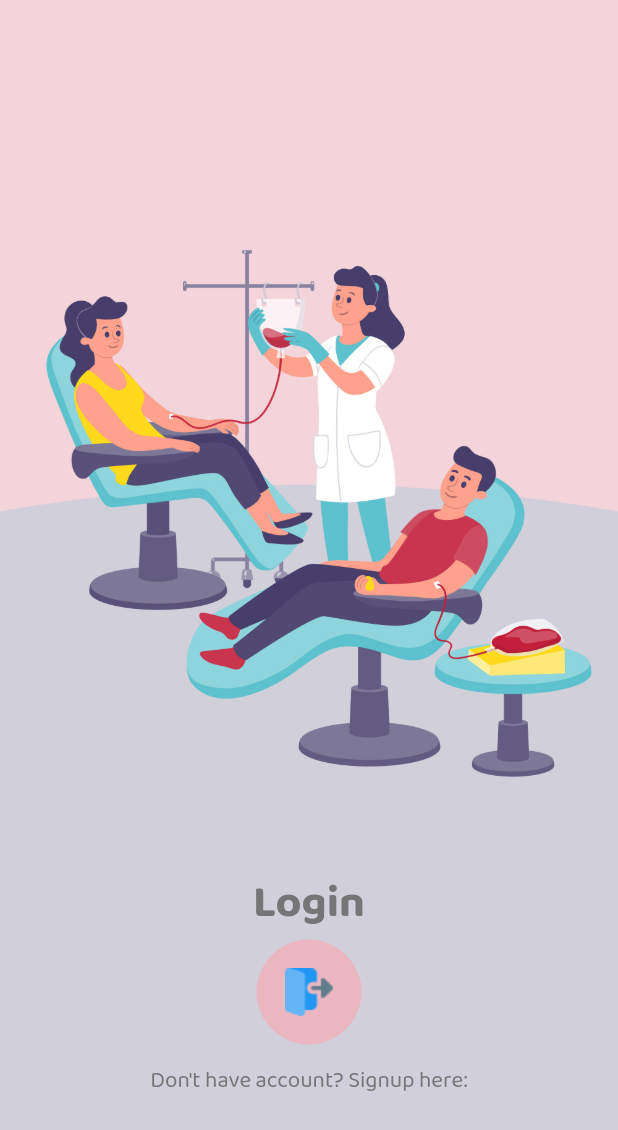
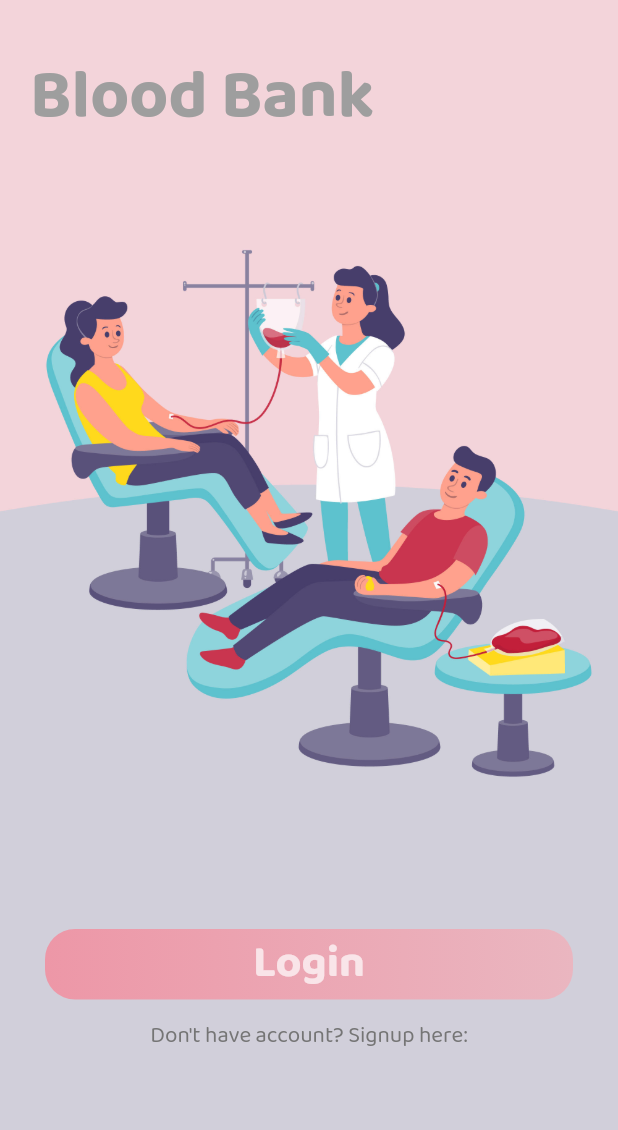
Before and after one commit to ravioad/blood_bank, a Flutter app: the screen it shows after launch, on a phone screen of 412 x 824 dp. Shown: the top 1130 px of the screen. Run offline on Flutter 3.47's test engine with Material 2 defaults, Android fonts, the phone set to English and light mode, and no system bars; our stand-ins replace page_transition.

Commit message:
improved startup ui1

```diff
--- a/lib/main.dart
+++ b/lib/main.dart
@@ -29,34 +29,24 @@ class MyHomePage extends StatefulWidget {
 class _MyHomePageState extends State<MyHomePage>
     with SingleTickerProviderStateMixin {
   bool _isLogin = true;
+  bool _clicked = false;
   Color textColor = Colors.grey[600];
-  AnimationController _scaleController;
-  Animation<double> _scaleAnimation;
-  @override
-  void initState() {
-    _scaleController =
-        AnimationController(vsync: this, duration: Duration(milliseconds: 800));
-    _scaleAnimation = Tween<double>(begin: 1, end: 30).animate(_scaleController)
-      ..addStatusListener((status) {
-        if(status==AnimationStatus.completed){
-         Navigator.push(context, PageTransition(type: PageTransitionType.fade, child: _isLogin?LoginPage():SignupPage()));
-          _scaleController.reverse();
-        }
-      });
-    super.initState();
-  }
 
   @override
   Widget build(BuildContext context) {
     return Scaffold(
-        body: Column(
+        body: SafeArea(
+          top: false,
+      child: Column(
         mainAxisAlignment: MainAxisAlignment.start,
         crossAxisAlignment: CrossAxisAlignment.stretch,
         children: <Widget>[
           Expanded(
             flex: 1,
             child: Container(
+              padding: EdgeInsets.only(top: 30, left: 20),
               color: Color(0xFFF3D4DA),
+              child: Text("Blood Bank", style: TextStyle(color: Colors.grey[500], fontSize: 45, fontWeight: FontWeight.bold),),
             ),
           ),
           Expanded(
@@ -78,33 +68,36 @@ class _MyHomePageState extends State<MyHomePage>
                 child: Column(
                   crossAxisAlignment: CrossAxisAlignment.center,
                   children: <Widget>[
-                  Text(
+                    SizedBox(
+                      height: 40,
+                    ),
+                    InkWell(
+                      child: Container(
+                        width: double.infinity,
+                        decoration: BoxDecoration(
+                          borderRadius: BorderRadius.circular(20),
+                          gradient: LinearGradient(colors: [
+                            Color(0xFFed97a7),
+                            Color(0xFFeab6c0),
+                          ]),
+                        ),
+                        child: Align(
+                          alignment: Alignment.center,
+                          child: Text(
                             _isLogin ? "Login" : "Sign Up", //Color(0xFF212121)
                             style: TextStyle(
-                        color: textColor,
+                                color: Colors.white70,
                                 fontSize: 30,
                                 fontWeight: FontWeight.bold),
-                  ),
-                  InkWell(
-                    child: AnimatedBuilder(
-                      animation: _scaleAnimation,
-                      builder: (context, child) => Transform.scale(
-                        scale: _scaleAnimation.value,
-                        child: Container(
-                          padding: EdgeInsets.all(35),
-                          decoration: BoxDecoration(
-                              shape: BoxShape.circle,
-                              color: Color(0xFFeab6c0),
-                              image: DecorationImage(
-                                image: AssetImage(_isLogin
-                                    ? 'assets/images/logout32.png'
-                                    : 'assets/images/login32.png'),
-                              )),
                           ),
                         ),
                       ),
                       onTap: () {
-                      _scaleController.forward();
+                        Navigator.push(
+                            context,
+                            PageTransition(
+                                type: PageTransitionType.fade,
+                                child: _isLogin ? LoginPage() : SignupPage()));
                       },
                     ),
                     FlatButton(
@@ -126,6 +119,7 @@ class _MyHomePageState extends State<MyHomePage>
             ),
           )
         ],
+      ),
     ));
   }
 }
```
Lines whose indentation alone changed are shown as unchanged.
